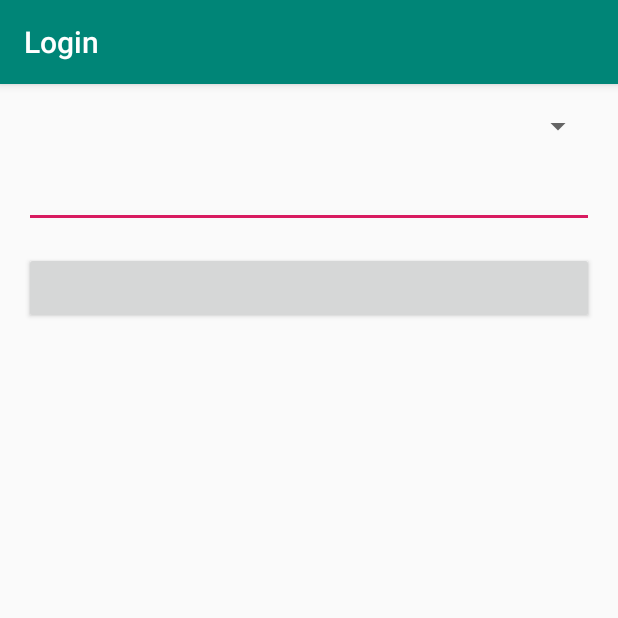
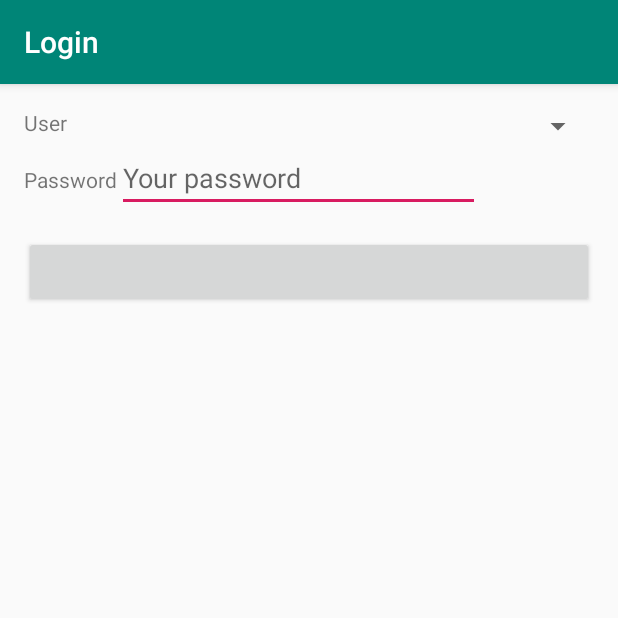
Before and after one commit to PierreAnken/HEVS_BSC_IG_S5_Android_Ocean_Polluters, an Android app: the screen it shows after launch (LoginActivity), on a phone screen of 412 x 824 dp, the top half of it. Run offline under Robolectric (Android 15) with nearby library versions, the phone set to English and light mode, and no system bars; 2 statements that could not run were skipped.

```diff
--- a/app/build.gradle
+++ b/app/build.gradle
@@ -39,7 +39,8 @@ dependencies {
     androidTestImplementation 'com.android.support.test.espresso:espresso-core:3.0.2'
     // Android Architecture Components
     implementation 'android.arch.lifecycle:extensions:1.1.1'
-    implementation 'android.arch.persistence.room:runtime:1.1.0'
+    implementation 'android.arch.persistence.room:runtime:1.1.1'
     annotationProcessor "android.arch.lifecycle:compiler:1.1.1"
-    annotationProcessor "android.arch.persistence.room:compiler:1.1.0"
+    annotationProcessor "android.arch.persistence.room:compiler:1.1.1"
+    implementation "com.google.code.gson:gson:2.8.2"
 }
--- a/app/src/main/java/ch/pa/oceanspolluters/app/database/AppDatabase.java
+++ b/app/src/main/java/ch/pa/oceanspolluters/app/database/AppDatabase.java
@@ -6,6 +6,7 @@ import android.arch.persistence.db.SupportSQLiteDatabase;
 import android.arch.persistence.room.Database;
 import android.arch.persistence.room.Room;
 import android.arch.persistence.room.RoomDatabase;
+import android.arch.persistence.room.TypeConverters;
 import android.content.Context;
 import android.support.annotation.NonNull;
 import android.util.Log;
@@ -22,7 +23,8 @@ import ch.pa.oceanspolluters.app.database.entity.RoleEntity;
 import ch.pa.oceanspolluters.app.database.entity.ShipEntity;
 import ch.pa.oceanspolluters.app.database.entity.UserEntity;
 
-@Database(entities = {ContainerEntity.class, ItemEntity.class, PortEntity.class, RoleEntity.class, ShipEntity.class}, version = 1)
+@Database(entities = {UserEntity.class, ContainerEntity.class, ItemEntity.class, PortEntity.class, RoleEntity.class, ShipEntity.class}, version = 1)
+@TypeConverters({Converters.class})
 public abstract class AppDatabase extends RoomDatabase {
 
     private static final String TAG = "AppDatabase";
@@ -32,7 +34,6 @@ public abstract class AppDatabase extends RoomDatabase {
     private static final String DATABASE_NAME = "oceans-polluters-database";
 
     public abstract RoleDao roleDao();
-
     public abstract UserDao userDao();
 
     private final MutableLiveData<Boolean> mIsDatabaseCreated = new MutableLiveData<>();
--- a/app/src/main/res/layout/activity_login.xml
+++ b/app/src/main/res/layout/activity_login.xml
@@ -11,39 +11,44 @@
     android:paddingBottom="@dimen/activity_vertical_margin"
     tools:context=".ui.LoginActivity">
 
-
-    <ScrollView
-        android:id="@+id/login_form"
-        android:layout_width="match_parent"
-        android:layout_height="match_parent">
-
         <LinearLayout
-            android:id="@+id/email_login_form"
             android:layout_width="match_parent"
             android:layout_height="wrap_content"
-            android:orientation="vertical">
+            android:orientation="horizontal">
+
+            <TextView
+                android:layout_width="wrap_content"
+                android:layout_height="wrap_content"
+                android:text="@string/user" />
 
             <Spinner
                 android:id="@+id/users_spinner"
                 android:layout_width="fill_parent"
                 android:layout_height="wrap_content" />
+        </LinearLayout>
 
-            <android.support.design.widget.TextInputLayout
+    <LinearLayout
         android:layout_width="match_parent"
-                android:layout_height="wrap_content">
+        android:layout_height="wrap_content"
+        android:orientation="horizontal">
+
+        <TextView
+            android:layout_width="wrap_content"
+            android:layout_height="wrap_content"
+            android:text="@string/password" />
 
         <EditText
             android:id="@+id/password"
-                    android:layout_width="match_parent"
+            android:layout_width="242dp"
             android:layout_height="wrap_content"
+            android:hint="@string/your_password"
             android:imeActionId="6"
             android:imeActionLabel="@string/action_sign_in_short"
             android:imeOptions="actionUnspecified"
             android:inputType="textPassword"
-                    android:maxLines="1"
-                    android:singleLine="true" />
+            android:maxLines="1" />
 
-            </android.support.design.widget.TextInputLayout>
+    </LinearLayout>
 
     <Button
         android:id="@+id/login_button"
@@ -52,7 +57,4 @@
         android:layout_height="wrap_content"
         android:layout_marginTop="16dp"
         android:textStyle="bold" />
-
 </LinearLayout>
-    </ScrollView>
-</LinearLayout>
--- /dev/null
+++ b/app/src/main/res/values/interface.xml
@@ -0,0 +1,7 @@
+<?xml version="1.0" encoding="utf-8"?>
+<resources>
+    <string name="user">User</string>
+    <string name="password">Password</string>
+    <string name="your_password">Your password</string>
+
+</resources>
```
Also changed, not shown: app/src/main/java/ch/pa/oceanspolluters/app/database/Converters.java (added, +34 -0 lines), app/src/main/java/ch/pa/oceanspolluters/app/database/entity/ContainerEntity.java (+6 -2 lines), 1 other file. Lines whose indentation alone changed are shown as unchanged.
